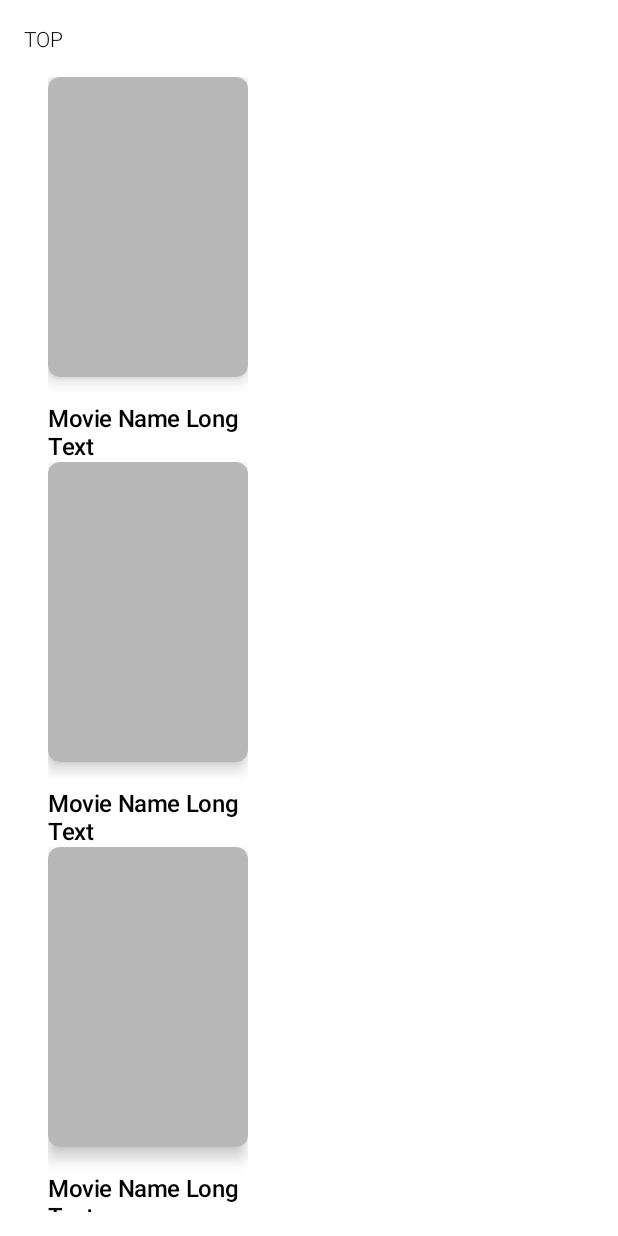
After one commit to HuascarBaptista/moviedb, an Android app: the layout item_home_section.xml on its own in the app's theme, with its tools: preview values and no code run, on a phone screen of 412 x 824 dp. The commit adds this screen. Run offline under Robolectric (Android 15) with nearby library versions, the phone set to English and light mode, and no system bars.

Commit message:
Fix Main Layout and add Home Section Layout | Huascar Baptista

```diff
--- a/app/src/main/res/layout/activity_main.xml
+++ b/app/src/main/res/layout/activity_main.xml
@@ -38,7 +38,6 @@
             app:layout_constraintLeft_toLeftOf="parent"
             app:layout_constraintRight_toRightOf="parent"
             app:layout_constraintTop_toTopOf="parent"
-
             app:navGraph="@navigation/fragment_navigation" />
 
     </androidx.coordinatorlayout.widget.CoordinatorLayout>
--- /dev/null
+++ b/app/src/main/res/layout/item_home_section.xml
@@ -0,0 +1,33 @@
+<?xml version="1.0" encoding="utf-8"?>
+<androidx.constraintlayout.widget.ConstraintLayout xmlns:android="http://schemas.android.com/apk/res/android"
+    xmlns:app="http://schemas.android.com/apk/res-auto"
+    xmlns:tools="http://schemas.android.com/tools"
+    android:layout_width="wrap_content"
+    android:layout_height="wrap_content"
+    android:layout_marginVertical="@dimen/vertical_margin"
+    android:orientation="horizontal">
+
+    <TextView
+        android:id="@+id/textView_section_title"
+        android:layout_width="match_parent"
+        android:layout_height="wrap_content"
+        android:layout_marginHorizontal="@dimen/horizontal_margin"
+        android:textAllCaps="true"
+        android:textAppearance="@style/TextAppearance.TitleSection"
+        app:layout_constraintStart_toStartOf="parent"
+        app:layout_constraintTop_toTopOf="parent"
+        tools:text="Top" />
+
+    <androidx.recyclerview.widget.RecyclerView
+        android:id="@+id/recyclerView_section_videos"
+        android:layout_width="match_parent"
+        android:layout_height="wrap_content"
+        android:layout_marginVertical="@dimen/vertical_margin"
+        android:clipToPadding="false"
+        android:orientation="horizontal"
+        android:paddingHorizontal="@dimen/horizontal_margin"
+        app:layout_constraintTop_toBottomOf="@+id/textView_section_title"
+        tools:itemCount="4"
+        tools:listitem="@layout/item_section_video" />
+
+</androidx.constraintlayout.widget.ConstraintLayout>
--- /dev/null
+++ b/app/src/main/res/layout/item_section_video.xml
@@ -0,0 +1,42 @@
+<?xml version="1.0" encoding="utf-8"?>
+<androidx.constraintlayout.widget.ConstraintLayout xmlns:android="http://schemas.android.com/apk/res/android"
+    xmlns:app="http://schemas.android.com/apk/res-auto"
+    xmlns:tools="http://schemas.android.com/tools"
+    android:layout_width="wrap_content"
+    android:layout_height="wrap_content"
+    android:layout_marginHorizontal="@dimen/horizontal_margin"
+    android:orientation="horizontal">
+
+    <androidx.cardview.widget.CardView
+        android:id="@+id/contentImageContainer"
+        android:layout_width="0dp"
+        android:layout_height="@dimen/card_height"
+        app:cardCornerRadius="@dimen/card_radius"
+        app:cardElevation="@dimen/card_elevation"
+        app:layout_constraintDimensionRatio="w,2:3"
+        app:layout_constraintStart_toStartOf="parent"
+        app:layout_constraintTop_toTopOf="parent">
+
+        <androidx.appcompat.widget.AppCompatImageView
+            android:id="@+id/contentImage"
+            android:layout_width="match_parent"
+            android:layout_height="match_parent"
+            android:scaleType="centerCrop"
+            android:src="@color/placeholder" />
+    </androidx.cardview.widget.CardView>
+
+    <TextView
+        android:id="@+id/contentTitle"
+        android:layout_width="0dp"
+        android:layout_height="wrap_content"
+        android:layout_marginTop="@dimen/general_margin"
+        android:ellipsize="end"
+        android:gravity="start"
+        android:lines="2"
+        android:textAppearance="@style/TextAppearance.TitleListItem"
+        app:layout_constraintEnd_toEndOf="@+id/contentImageContainer"
+        app:layout_constraintStart_toStartOf="@+id/contentImageContainer"
+        app:layout_constraintTop_toBottomOf="@+id/contentImageContainer"
+        tools:text="Movie Name Long Text" />
+
+</androidx.constraintlayout.widget.ConstraintLayout>
--- a/app/src/main/res/values/colors.xml
+++ b/app/src/main/res/values/colors.xml
@@ -7,4 +7,5 @@
     <color name="teal_700">#FF018786</color>
     <color name="black">#FF000000</color>
     <color name="white">#FFFFFFFF</color>
+    <color name="placeholder">#B8B8B8</color>
 </resources>
--- a/app/src/main/res/values/dimens.xml
+++ b/app/src/main/res/values/dimens.xml
@@ -2,4 +2,13 @@
     <!-- Default screen margins, per the Android Design guidelines. -->
     <dimen name="horizontal_margin">16dp</dimen>
     <dimen name="vertical_margin">16dp</dimen>
+    <dimen name="general_margin">16dp</dimen>
+
+    <dimen name="text_small">14sp</dimen>
+    <dimen name="text_standard">16sp</dimen>
+    <dimen name="text_big">18sp</dimen>
+
+    <dimen name="card_height">200dp</dimen>
+    <dimen name="card_radius">8dp</dimen>
+    <dimen name="card_elevation">6dp</dimen>
 </resources>
--- /dev/null
+++ b/app/src/main/res/values/styles.xml
@@ -0,0 +1,23 @@
+<resources>
+
+    <style name="TextAppearance.HeadlineBase" parent="TextAppearance.MaterialComponents.Headline1">
+        <item name="android:textColor">?colorOnBackground</item>
+        <item name="android:lineSpacingExtra">4sp</item>
+    </style>
+
+    <style name="TextAppearance.TitleListItem" parent="TextAppearance.HeadlineBase">
+        <item name="android:textSize">@dimen/text_standard</item>
+        <item name="android:lineSpacingExtra">0sp</item>
+        <item name="android:textStyle">bold</item>
+    </style>
+
+    <style name="TextAppearance.TitleSection" parent="TextAppearance.HeadlineBase">
+        <item name="android:textSize">@dimen/text_small</item>
+        <item name="android:lineSpacingExtra">2sp</item>
+    </style>
+
+    <style name="TextAppearance.EmptyMessage" parent="TextAppearance.HeadlineBase">
+        <item name="android:textSize">@dimen/text_big</item>
+        <item name="android:gravity">center</item>
+    </style>
+</resources>
```
Also changed, not shown: app/src/main/java/com/hebs/moviedb/MainActivity.kt (+8 -4 lines), app/src/main/res/layout/fragment_home.xml (+20 -0 lines), app/src/main/res/values/strings.xml (+5 -4 lines).
